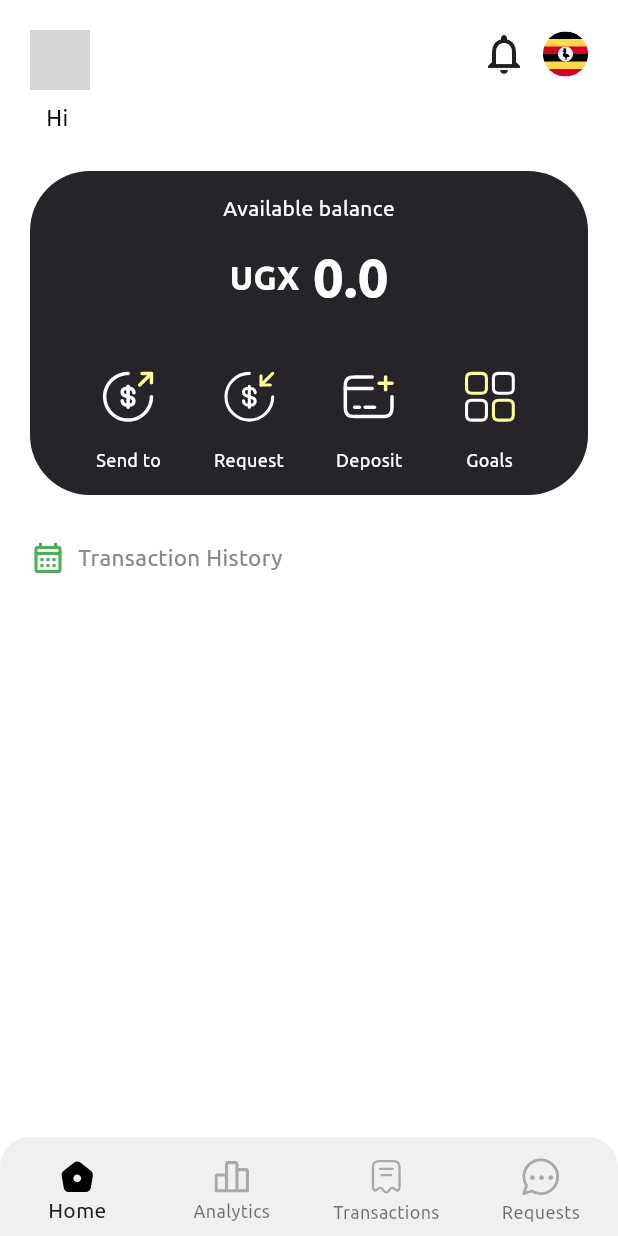
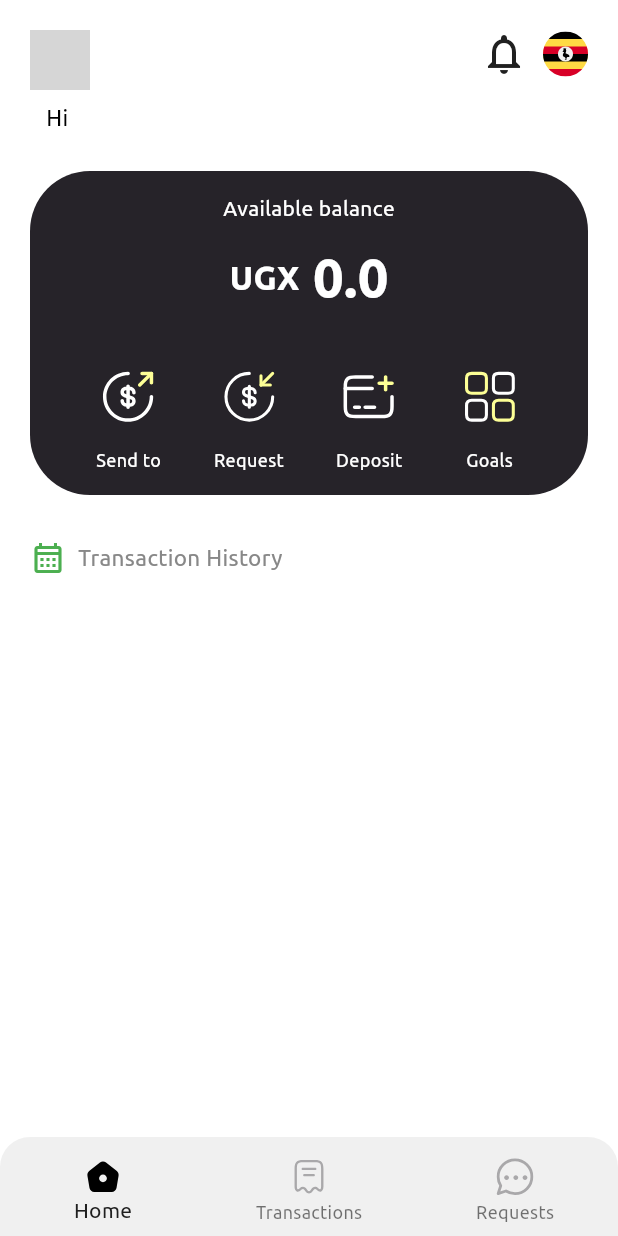
Before and after one commit to top2429/Finance-App, a Flutter app: the NavBar screen opened directly, on a phone screen of 412 x 824 dp. Run offline on Flutter 3.47's test engine with Material 3 defaults, Android fonts, the phone set to English and light mode, and no system bars; our stand-ins replace buttons_tabbar, cloud_firestore, firebase_auth, firebase_core, fl_chart, flutter_otp_text_field and 3 more; missing offline and left inert: flutterwave_standard, pin_plus_keyboard; accounts and stored records are empty; project files that could hold a hidden picture were left out; grey boxes are pictures that could not be loaded.

Commit message:
fix: Some features is updated.

```diff
--- a/lib/features/navBar/navBar.dart
+++ b/lib/features/navBar/navBar.dart
@@ -59,14 +59,6 @@ class _NavBarState extends State<NavBar> {
                         name: 'Home', active: nowIndex == 0 ? true : false),
                   )),
               BottomNavigationBarItem(
-                  label: "Analytics",
-                  icon: Padding(
-                    padding: const EdgeInsets.only(top: 7),
-                    child: BarIcon(
-                        name: 'Analytics',
-                        active: nowIndex == 1 ? true : false),
-                  )),
-              BottomNavigationBarItem(
                   label: "Transactions",
                   icon: Padding(
                     padding: const EdgeInsets.only(top: 7),
```
